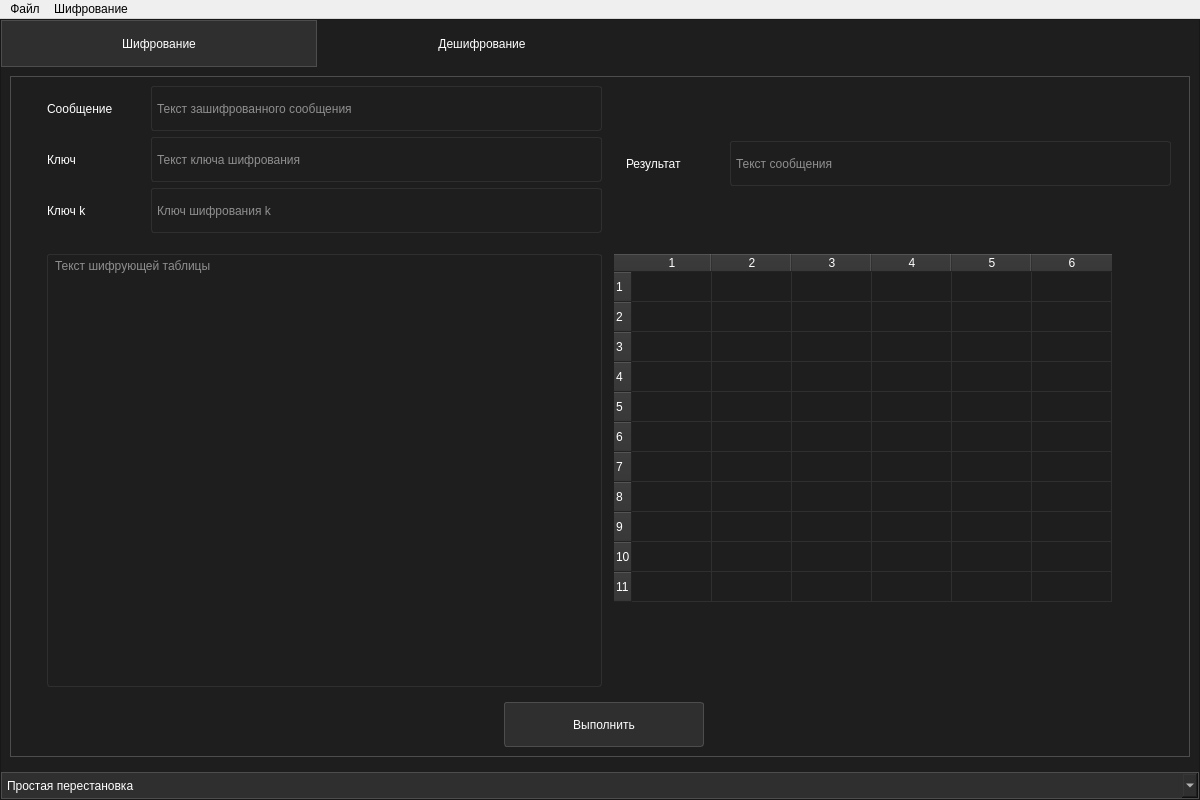
Old version of the form View/DesignUI/main_window.ui in the repository Aiow-dev/MCryptApp.
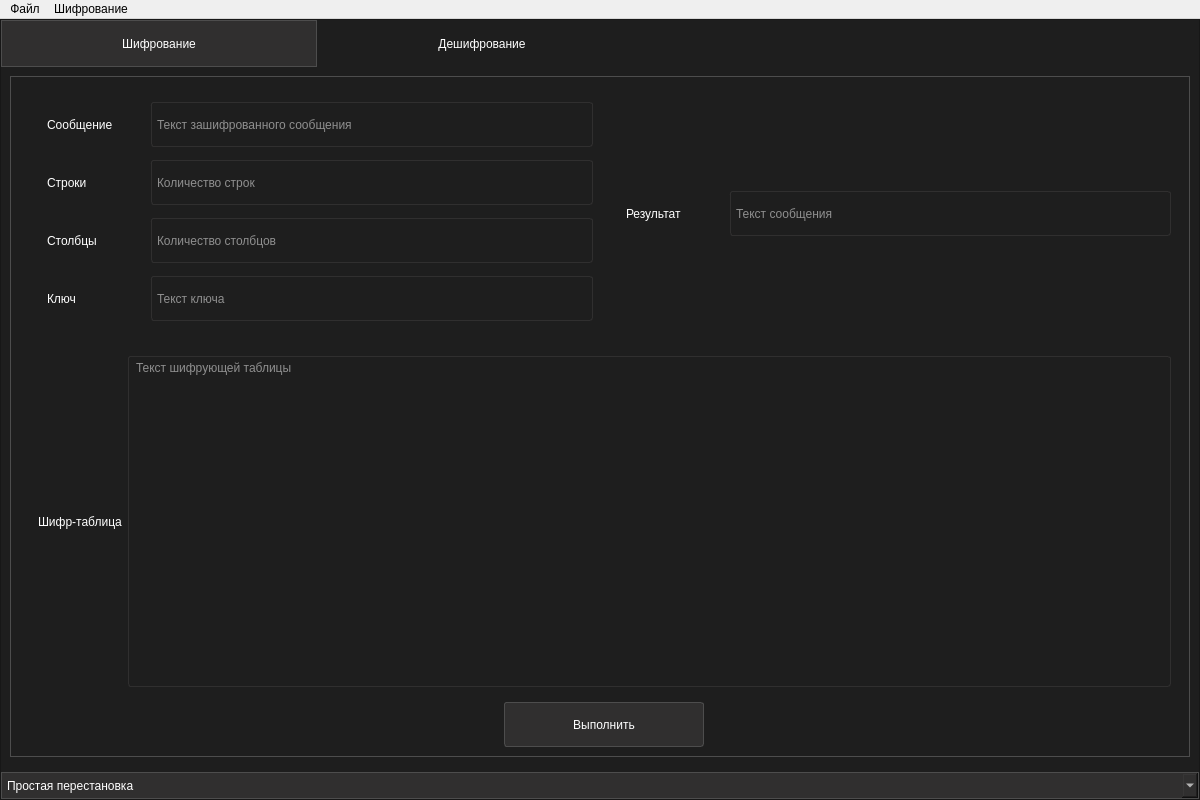
New version of the form. The open tabs and pages were chosen to show the change.

```diff
--- a/View/DesignUI/main_window.ui
+++ b/View/DesignUI/main_window.ui
@@ -7255,23 +7255,12 @@
                           <property name="frameShape">
                            <enum>QFrame::StyledPanel</enum>
                           </property>
-                          <property name="frameShadow">
-                           <enum>QFrame::Raised</enum>
-                          </property>
-                          <layout class="QVBoxLayout" name="verticalLayout_50">
-                           <property name="topMargin">
-                            <number>0</number>
-                           </property>
-                           <property name="rightMargin">
-                            <number>0</number>
-                           </property>
-                           <property name="bottomMargin">
-                            <number>0</number>
-                           </property>
-                           <item>
-                            <widget class="QTextEdit" name="enc_ts_tsb_text">
-                             <property name="styleSheet">
-                              <string notr="true">QTextEdit {
+                         </widget>
+                        </item>
+                        <item>
+                         <widget class="QTextEdit" name="enc_ts_ot_txt">
+                          <property name="styleSheet">
+                           <string notr="true">QTextEdit {
 	border: 1px solid rgb(48, 47, 47);
 	border-radius: 3px;
 	padding: 0 3px;
@@ -7281,24 +7270,6 @@
 QTextEdit:focus {
 	border: 1px solid rgb(77, 77, 77);
 }</string>
-                             </property>
-                             <property name="readOnly">
-                              <bool>true</bool>
-                             </property>
-                             <property name="placeholderText">
-                              <string>Текст шифрующей таблицы</string>
-                             </property>
-                            </widget>
-                           </item>
-                          </layout>
-                         </widget>
-                        </item>
-                        <item>
-                         <widget class="QFrame" name="enc_ts_wsb_frame">
-                          <property name="styleSheet">
-                           <string notr="true">QFrame {
-	border: none;
-}</string>
                           </property>
                           <property name="frameShape">
                            <enum>QFrame::StyledPanel</enum>
@@ -7306,70 +7277,6 @@
                           <property name="frameShadow">
                            <enum>QFrame::Raised</enum>
                           </property>
-                          <layout class="QVBoxLayout" name="verticalLayout_51">
-                           <property name="leftMargin">
-                            <number>6</number>
-                           </property>
-                           <property name="topMargin">
-                            <number>0</number>
-                           </property>
-                           <property name="rightMargin">
-                            <number>0</number>
-                           </property>
-                           <property name="bottomMargin">
-                            <number>0</number>
-                           </property>
-                           <item>
-                            <widget class="QTableWidget" name="enc_ts_wsb_table">
-                             <property name="styleSheet">
-                              <string notr="true">QTableWidget {
-	gridline-color: rgb(48, 47, 47);
-}
-
-QHeaderView::section {
-	color: rgb(255, 255, 255);
-	background-color: rgb(48, 47, 47);
-}
-
-QTableCornerButton::section {
-	background-color: rgb(48, 47, 47);
-}</string>
-                             </property>
-                             <property name="autoScroll">
-                              <bool>true</bool>
-                             </property>
-                             <property name="editTriggers">
-                              <set>QAbstractItemView::NoEditTriggers</set>
-                             </property>
-                             <property name="rowCount">
-                              <number>11</number>
-                             </property>
-                             <property name="columnCount">
-                              <number>6</number>
-                             </property>
-                             <attribute name="horizontalHeaderDefaultSectionSize">
-                              <number>80</number>
-                             </attribute>
-                             <row/>
-                             <row/>
-                             <row/>
-                             <row/>
-                             <row/>
-                             <row/>
-                             <row/>
-                             <row/>
-                             <row/>
-                             <row/>
-                             <row/>
-                             <column/>
-                             <column/>
-                             <column/>
-                             <column/>
-                             <column/>
-                             <column/>
-                            </widget>
-                           </item>
-                          </layout>
                          </widget>
                         </item>
                        </layout>
@@ -7444,9 +7351,9 @@
               <attribute name="title">
                <string>Дешифрование</string>
               </attribute>
-              <layout class="QHBoxLayout" name="horizontalLayout_101">
+              <layout class="QHBoxLayout" name="horizontalLayout_109">
                <item>
-                <widget class="QFrame" name="dec_kcs_2">
+                <widget class="QFrame" name="dec_ts">
                  <property name="styleSheet">
                   <string notr="true">QFrame {
 	border: 1px solid rgb(77, 77, 77);
@@ -7458,13 +7365,13 @@
                  <property name="frameShadow">
                   <enum>QFrame::Plain</enum>
                  </property>
-                 <layout class="QVBoxLayout" name="verticalLayout_52">
+                 <layout class="QVBoxLayout" name="verticalLayout_50">
                   <item alignment="Qt::AlignTop">
-                   <widget class="QFrame" name="dec_kcs_r_frame_2">
+                   <widget class="QFrame" name="dec_ts_r_frame">
                     <property name="maximumSize">
                      <size>
                       <width>16777215</width>
-                      <height>200</height>
+                      <height>255</height>
                      </size>
                     </property>
                     <property name="styleSheet">
@@ -7478,7 +7385,7 @@
                     <property name="frameShadow">
                      <enum>QFrame::Raised</enum>
                     </property>
-                    <layout class="QHBoxLayout" name="horizontalLayout_102">
+                    <layout class="QHBoxLayout" name="horizontalLayout_101">
                      <property name="topMargin">
                       <number>0</number>
                      </property>
@@ -7489,7 +7396,13 @@
                       <number>0</number>
                      </property>
                      <item alignment="Qt::AlignTop">
-                      <widget class="QFrame" name="dec_kcs_in_frame_2">
+                      <widget class="QFrame" name="dec_ts_in_frame">
+                       <property name="minimumSize">
+                        <size>
+                         <width>0</width>
+                         <height>255</height>
+                        </size>
+                       </property>
                        <property name="maximumSize">
                         <size>
                          <width>16777215</width>
@@ -7507,15 +7420,88 @@
                        <property name="frameShadow">
                         <enum>QFrame::Raised</enum>
                        </property>
-                       <layout class="QVBoxLayout" name="verticalLayout_53">
-                        <property name="topMargin">
-                         <number>0</number>
-                        </property>
-                        <property name="rightMargin">
-                         <number>0</number>
-                        </property>
+                       <layout class="QVBoxLayout" name="verticalLayout_51">
                         <item>
-                         <widget class="QFrame" name="dec_kcs_msg_frame_2">
+                         <widget class="QFrame" name="dec_ts_msg_frame">
+                          <property name="maximumSize">
+                           <size>
+                            <width>16777215</width>
+                            <height>45</height>
+                           </size>
+                          </property>
+                          <property name="styleSheet">
+                           <string notr="true">QFrame {
+	border: none;
+}</string>
+                          </property>
+                          <property name="frameShape">
+                           <enum>QFrame::StyledPanel</enum>
+                          </property>
+                          <property name="frameShadow">
+                           <enum>QFrame::Raised</enum>
+                          </property>
+                          <layout class="QHBoxLayout" name="horizontalLayout_102">
+                           <property name="topMargin">
+                            <number>0</number>
+                           </property>
+                           <property name="rightMargin">
+                            <number>0</number>
+                           </property>
+                           <property name="bottomMargin">
+                            <number>0</number>
+                           </property>
+                           <item>
+                            <widget class="QLabel" name="dec_ts_msg_lbl">
+                             <property name="minimumSize">
+                              <size>
+                               <width>80</width>
+                               <height>45</height>
+                              </size>
+                             </property>
+                             <property name="styleSheet">
+                              <string notr="true">QLabel {
+	color: rgb(255, 255, 255);
+}</string>
+                             </property>
+                             <property name="text">
+                              <string>Сообщение</string>
+                             </property>
+                            </widget>
+                           </item>
+                           <item>
+                            <widget class="QLineEdit" name="dec_ts_msg_txt">
+                             <property name="minimumSize">
+                              <size>
+                               <width>0</width>
+                               <height>45</height>
+                              </size>
+                             </property>
+                             <property name="styleSheet">
+                              <string notr="true">QLineEdit {
+	border: 1px solid rgb(48, 47, 47);
+	border-radius: 3px;
+	margin: 0 0 0 18px;
+	padding: 0 3px;
+	color: rgb(255, 255, 255);
+}
+
+QLineEdit:focus {
+	border: 1px solid rgb(77, 77, 77);
+}</string>
+                             </property>
+                             <property name="placeholderText">
+                              <string>Текст зашифрованного сообщения</string>
+                             </property>
+                             <property name="clearButtonEnabled">
+                              <bool>true</bool>
+                             </property>
+                            </widget>
+                           </item>
+                          </layout>
+                         </widget>
+                        </item>
+                        <item>
+                         <widget class="QFrame" name="dec_ts_row_frame">
                           <property name="maximumSize">
                            <size>
                             <width>16777215</width>
@@ -7557,7 +7543,7 @@
 }</string>
                              </property>
                              <property name="text">
-                              <string>Сообщение</string>
+                              <string>Строки</string>
                              </property>
                             </widget>
                            </item>
@@ -7583,7 +7569,7 @@
 }</string>
                              </property>
                              <property name="placeholderText">
-                              <string>Текст зашифрованного сообщения</string>
+                              <string>Количество строк</string>
                              </property>
                              <property name="clearButtonEnabled">
                               <bool>true</bool>
@@ -7594,7 +7580,86 @@
                          </widget>
                         </item>
                         <item>
-                         <widget class="QFrame" name="dec_kcs_key_frame_2">
+                         <widget class="QFrame" name="dec_ts_clm_frame">
+                          <property name="maximumSize">
+                           <size>
+                            <width>16777215</width>
+                            <height>45</height>
+                           </size>
+                          </property>
+                          <property name="styleSheet">
+                           <string notr="true">QFrame {
+	border: none;
+}</string>
+                          </property>
+                          <property name="frameShape">
+                           <enum>QFrame::StyledPanel</enum>
+                          </property>
+                          <property name="frameShadow">
+                           <enum>QFrame::Raised</enum>
+                          </property>
+                          <layout class="QHBoxLayout" name="horizontalLayout_111">
+                           <property name="topMargin">
+                            <number>0</number>
+                           </property>
+                           <property name="rightMargin">
+                            <number>0</number>
+                           </property>
+                           <property name="bottomMargin">
+                            <number>0</number>
+                           </property>
+                           <item>
+                            <widget class="QLabel" name="dec_ts_clm_lbl">
+                             <property name="minimumSize">
+                              <size>
+                               <width>80</width>
+                               <height>45</height>
+                              </size>
+                             </property>
+                             <property name="styleSheet">
+                              <string notr="true">QLabel {
+	color: rgb(255, 255, 255);
+}</string>
+                             </property>
+                             <property name="text">
+                              <string>Столбцы</string>
+                             </property>
+                            </widget>
+                           </item>
+                           <item>
+                            <widget class="QLineEdit" name="dec_ts_clm_txt">
+                             <property name="minimumSize">
+                              <size>
+                               <width>0</width>
+                               <height>45</height>
+                              </size>
+                             </property>
+                             <property name="styleSheet">
+                              <string notr="true">QLineEdit {
+	border: 1px solid rgb(48, 47, 47);
+	border-radius: 3px;
+	margin: 0 0 0 18px;
+	padding: 0 3px;
+	color: rgb(255, 255, 255);
+}
+
+QLineEdit:focus {
+	border: 1px solid rgb(77, 77, 77);
+}</string>
+                             </property>
+                             <property name="placeholderText">
+                              <string>Количество столбцов</string>
+                             </property>
+                             <property name="clearButtonEnabled">
+                              <bool>true</bool>
+                             </property>
+                            </widget>
+                           </item>
+                          </layout>
+                         </widget>
+                        </item>
+                        <item>
+                         <widget class="QFrame" name="dec_ts_key_frame">
                           <property name="maximumSize">
                            <size>
                             <width>16777215</width>
@@ -7662,7 +7727,7 @@
 }</string>
                              </property>
                              <property name="placeholderText">
-                              <string>Текст ключа шифрования</string>
+                              <string>Текст ключа</string>
                              </property>
                              <property name="clearButtonEnabled">
                               <bool>true</bool>
@@ -7672,14 +7737,52 @@
                           </layout>
                          </widget>
                         </item>
+                       </layout>
+                      </widget>
+                     </item>
+                     <item>
+                      <widget class="QFrame" name="dec_ts_chr_frame">
+                       <property name="maximumSize">
+                        <size>
+                         <width>580</width>
+                         <height>65</height>
+                        </size>
+                       </property>
+                       <property name="styleSheet">
+                        <string notr="true">QFrame {
+	border: none;
+}</string>
+                       </property>
+                       <property name="frameShape">
+                        <enum>QFrame::StyledPanel</enum>
+                       </property>
+                       <property name="frameShadow">
+                        <enum>QFrame::Raised</enum>
+                       </property>
+                       <layout class="QVBoxLayout" name="verticalLayout_52">
+                        <property name="topMargin">
+                         <number>0</number>
+                        </property>
+                        <property name="rightMargin">
+                         <number>0</number>
+                        </property>
+                        <property name="bottomMargin">
+                         <number>0</number>
+                        </property>
                         <item>
-                         <widget class="QFrame" name="dec_kcs_key_k_frame_2">
-                          <property name="maximumSize">
+                         <widget class="QFrame" name="dec_ts_oc_frame">
+                          <property name="minimumSize">
                            <size>
-                            <width>16777215</width>
+                            <width>0</width>
                             <height>45</height>
                            </size>
                           </property>
+                          <property name="maximumSize">
+                           <size>
+                            <width>580</width>
+                            <height>16777215</height>
+                           </size>
+                          </property>
                           <property name="styleSheet">
                            <string notr="true">QFrame {
 	border: none;
@@ -7692,125 +7795,8 @@
                            <enum>QFrame::Raised</enum>
                           </property>
                           <layout class="QHBoxLayout" name="horizontalLayout_105">
-                           <property name="topMargin">
-                            <number>0</number>
-                           </property>
-                           <property name="rightMargin">
-                            <number>0</number>
-                           </property>
-                           <property name="bottomMargin">
-                            <number>0</number>
-                           </property>
                            <item>
-                            <widget class="QLabel" name="dec_kcs_key_k_lbl_2">
-                             <property name="minimumSize">
-                              <size>
-                               <width>80</width>
-                               <height>45</height>
-                              </size>
-                             </property>
-                             <property name="styleSheet">
-                              <string notr="true">QLabel {
-	color: rgb(255, 255, 255);
-}</string>
-                             </property>
-                             <property name="text">
-                              <string>Ключ k</string>
-                             </property>
-                            </widget>
-                           </item>
-                           <item>
-                            <widget class="QLineEdit" name="dec_kcs_key_k_txt_2">
-                             <property name="minimumSize">
-                              <size>
-                               <width>0</width>
-                               <height>45</height>
-                              </size>
-                             </property>
-                             <property name="styleSheet">
-                              <string notr="true">QLineEdit {
-	border: 1px solid rgb(48, 47, 47);
-	border-radius: 3px;
-	margin: 0 0 0 18px;
-	padding: 0 3px;
-	color: rgb(255, 255, 255);
-}
-
-QLineEdit:focus {
-	border: 1px solid rgb(77, 77, 77);
-}</string>
-                             </property>
-                             <property name="placeholderText">
-                              <string>Ключ шифрования k</string>
-                             </property>
-                             <property name="clearButtonEnabled">
-                              <bool>true</bool>
-                             </property>
-                            </widget>
-                           </item>
-                          </layout>
-                         </widget>
-                        </item>
-                       </layout>
-                      </widget>
-                     </item>
-                     <item>
-                      <widget class="QFrame" name="dec_kcs_chr_frame_2">
-                       <property name="maximumSize">
-                        <size>
-                         <width>580</width>
-                         <height>65</height>
-                        </size>
-                       </property>
-                       <property name="styleSheet">
-                        <string notr="true">QFrame {
-	border: none;
-}</string>
-                       </property>
-                       <property name="frameShape">
-                        <enum>QFrame::StyledPanel</enum>
-                       </property>
-                       <property name="frameShadow">
-                        <enum>QFrame::Raised</enum>
-                       </property>
-                       <layout class="QVBoxLayout" name="verticalLayout_54">
-                        <property name="topMargin">
-                         <number>0</number>
-                        </property>
-                        <property name="rightMargin">
-                         <number>0</number>
-                        </property>
-                        <property name="bottomMargin">
-                         <number>0</number>
-                        </property>
-                        <item>
-                         <widget class="QFrame" name="dec_kcs_oc_frame_2">
-                          <property name="minimumSize">
-                           <size>
-                            <width>0</width>
-                            <height>45</height>
-                           </size>
-                          </property>
-                          <property name="maximumSize">
-                           <size>
-                            <width>580</width>
-                            <height>16777215</height>
-                           </size>
-                          </property>
-                          <property name="styleSheet">
-                           <string notr="true">QFrame {
-	border: none;
-}</string>
-                          </property>
-                          <property name="frameShape">
-                           <enum>QFrame::StyledPanel</enum>
-                          </property>
-                          <property name="frameShadow">
-                           <enum>QFrame::Raised</enum>
-                          </property>
-                          <layout class="QHBoxLayout" name="horizontalLayout_106">
-                           <item>
-                            <widget class="QLabel" name="dec_kcs_oc_lbl_2">
+                            <widget class="QLabel" name="dec_ts_oc_lbl">
                              <property name="minimumSize">
                               <size>
                                <width>80</width>
@@ -7828,7 +7814,7 @@
                             </widget>
                            </item>
                            <item>
-                            <widget class="QLineEdit" name="dec_kcs_oc_txt_2">
+                            <widget class="QLineEdit" name="dec_ts_oc_txt">
                              <property name="minimumSize">
                               <size>
                                <width>0</width>
@@ -7869,7 +7855,7 @@
                    </widget>
                   </item>
                   <item>
-                   <widget class="QFrame" name="dec_kcs_table_frame_2">
+                   <widget class="QFrame" name="dec_ts_table_frame">
                     <property name="styleSheet">
                      <string notr="true">QFrame {
 	border: none;
@@ -7881,7 +7867,7 @@
                     <property name="frameShadow">
                      <enum>QFrame::Raised</enum>
                     </property>
-                    <layout class="QHBoxLayout" name="horizontalLayout_107">
+                    <layout class="QHBoxLayout" name="horizontalLayout_106">
                      <property name="topMargin">
                       <number>0</number>
                      </property>
@@ -7892,7 +7878,7 @@
                       <number>0</number>
                      </property>
                      <item>
-                      <widget class="QFrame" name="dec_kcs_ot_frame_2">
+                      <widget class="QFrame" name="dec_ts_ot_frame">
                        <property name="styleSheet">
                         <string notr="true">QFrame {
 	border: none;
@@ -7904,37 +7890,29 @@
                        <property name="frameShadow">
                         <enum>QFrame::Raised</enum>
                        </property>
-                       <layout class="QHBoxLayout" name="horizontalLayout_108">
-                        <property name="topMargin">
-                         <number>6</number>
-                        </property>
+                       <layout class="QHBoxLayout" name="horizontalLayout_107">
                         <item>
-                         <widget class="QFrame" name="dec_kcs_tsb_frame_2">
+                         <widget class="QLabel" name="dec_ts_ot_lbl">
+                          <property name="minimumSize">
+                           <size>
+                            <width>80</width>
+                            <height>45</height>
+                           </size>
+                          </property>
                           <property name="styleSheet">
-                           <string notr="true">QFrame {
-	border: none;
+                           <string notr="true">QLabel {
+	color: rgb(255, 255, 255);
 }</string>
                           </property>
-                          <property name="frameShape">
-                           <enum>QFrame::StyledPanel</enum>
+                          <property name="text">
+                           <string>Шифр-таблица</string>
                           </property>
-                          <property name="frameShadow">
-                           <enum>QFrame::Raised</enum>
-                          </property>
-                          <layout class="QVBoxLayout" name="verticalLayout_55">
-                           <property name="topMargin">
-                            <number>0</number>
-                           </property>
-                           <property name="rightMargin">
-                            <number>0</number>
-                           </property>
-                           <property name="bottomMargin">
-                            <number>0</number>
-                           </property>
-                           <item>
-                            <widget class="QTextEdit" name="dec_kcs_tsb_text_2">
-                             <property name="styleSheet">
-                              <string notr="true">QTextEdit {
+                         </widget>
+                        </item>
+                        <item>
+                         <widget class="QTextEdit" name="dec_ts_ot_txt">
+                          <property name="styleSheet">
+                           <string notr="true">QTextEdit {
 	border: 1px solid rgb(48, 47, 47);
 	border-radius: 3px;
 	padding: 0 3px;
@@ -7944,95 +7922,13 @@
 QTextEdit:focus {
 	border: 1px solid rgb(77, 77, 77);
 }</string>
-                             </property>
-                             <property name="readOnly">
-                              <bool>true</bool>
-                             </property>
-                             <property name="placeholderText">
-                              <string>Текст шифрующей таблицы</string>
-                             </property>
-                            </widget>
-                           </item>
-                          </layout>
-                         </widget>
-                        </item>
-                        <item>
-                         <widget class="QFrame" name="dec_kcs_wsb_frame_2">
-                          <property name="styleSheet">
-                           <string notr="true">QFrame {
-	border: none;
-}</string>
                           </property>
-                          <property name="frameShape">
-                           <enum>QFrame::StyledPanel</enum>
+                          <property name="readOnly">
+                           <bool>true</bool>
                           </property>
-                          <property name="frameShadow">
-                           <enum>QFrame::Raised</enum>
+                          <property name="placeholderText">
+                           <string>Текст шифрующей таблицы</string>
                           </property>
-                          <layout class="QVBoxLayout" name="verticalLayout_56">
-                           <property name="leftMargin">
-                            <number>6</number>
-                           </property>
-                           <property name="topMargin">
-                            <number>0</number>
-                           </property>
-                           <property name="rightMargin">
-                            <number>0</number>
-                           </property>
-                           <property name="bottomMargin">
-                            <number>0</number>
-                           </property>
-                           <item>
-                            <widget class="QTableWidget" name="dec_kcs_wsb_table_2">
-                             <property name="styleSheet">
-                              <string notr="true">QTableWidget {
-	gridline-color: rgb(48, 47, 47);
-}
-
-QHeaderView::section {
-	color: rgb(255, 255, 255);
-	background-color: rgb(48, 47, 47);
-}
-
-QTableCornerButton::section {
-	background-color: rgb(48, 47, 47);
-}</string>
-                             </property>
-                             <property name="autoScroll">
-                              <bool>true</bool>
-                             </property>
-                             <property name="editTriggers">
-                              <set>QAbstractItemView::NoEditTriggers</set>
-                             </property>
-                             <property name="rowCount">
-                              <number>11</number>
-                             </property>
-                             <property name="columnCount">
-                              <number>6</number>
-                             </property>
-                             <attribute name="horizontalHeaderDefaultSectionSize">
-                              <number>80</number>
-                             </attribute>
-                             <row/>
-                             <row/>
-                             <row/>
-                             <row/>
-                             <row/>
-                             <row/>
-                             <row/>
-                             <row/>
-                             <row/>
-                             <row/>
-                             <row/>
-                             <column/>
-                             <column/>
-                             <column/>
-                             <column/>
-                             <column/>
-                             <column/>
-                            </widget>
-                           </item>
-                          </layout>
                          </widget>
                         </item>
                        </layout>
@@ -8054,7 +7950,7 @@
                     <property name="frameShadow">
                      <enum>QFrame::Raised</enum>
                     </property>
-                    <layout class="QHBoxLayout" name="horizontalLayout_109">
+                    <layout class="QHBoxLayout" name="horizontalLayout_108">
                      <property name="topMargin">
                       <number>0</number>
                      </property>
```
Left out of the diff: 47 changed lines with no effect on the pictures.
